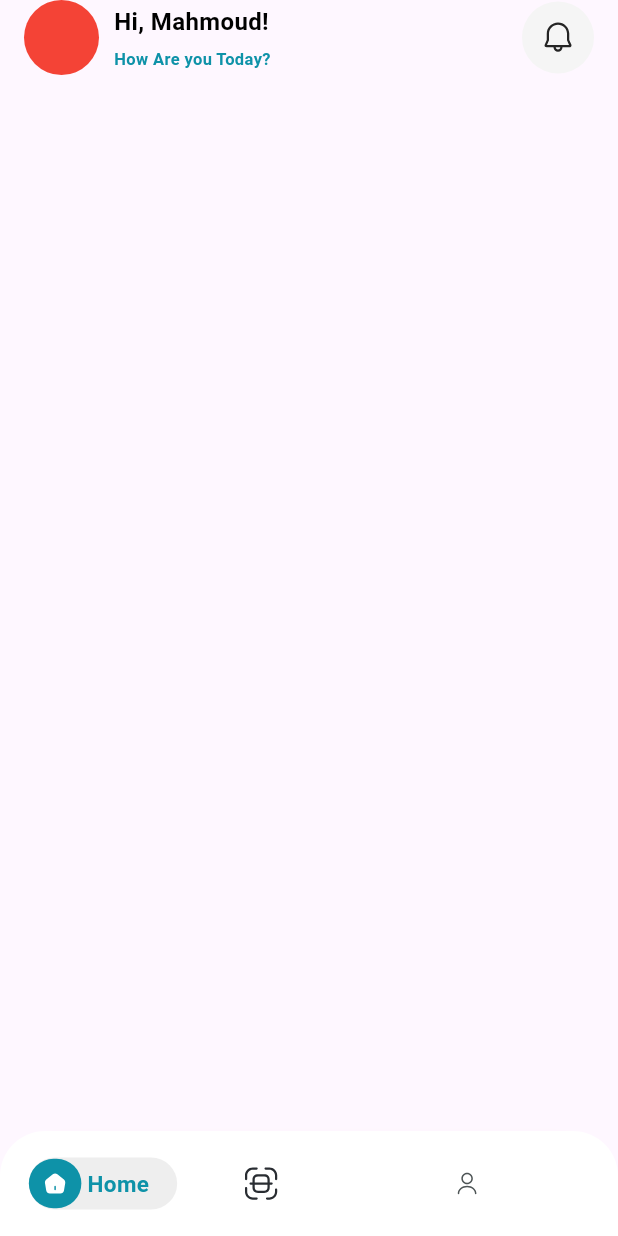
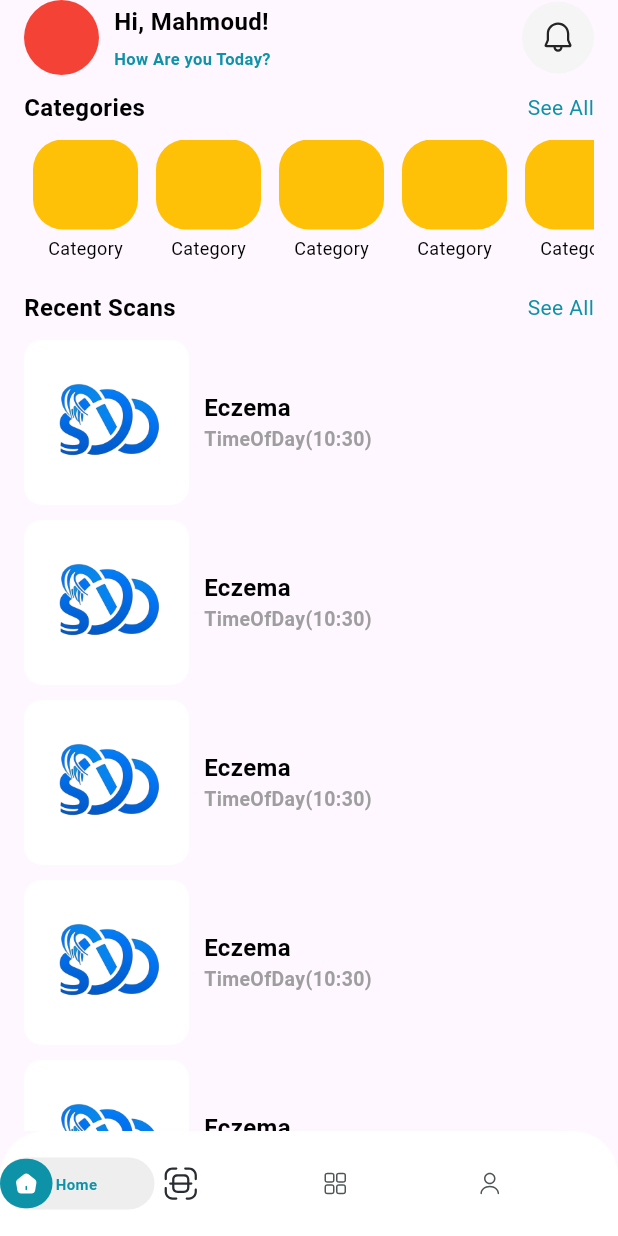
Before and after one commit to MahmoudA1aam/Skin_DD, a Flutter app: the HomeView screen opened by its route, on a phone screen of 412 x 824 dp. Run offline on Flutter 3.47's test engine with Material 3 defaults, Android fonts, the light colour scheme and no system bars; our stand-ins replace dots_indicator, flutter_svg, shared_preferences; accounts and stored records are empty.

Commit message:
add list view catergories and list view recent scans

```diff
--- a/lib/core/services/buttomnavigationbar_entity.dart
+++ b/lib/core/services/buttomnavigationbar_entity.dart
@@ -30,6 +30,14 @@ List<ButtomnavigationbarEntity> getbuttomnavigationbarList = [
     ),
   ),
   ButtomnavigationbarEntity(
+    unActiveImage: "assets/icons/outline/categories.svg",
+    name: "categories",
+    image: SvgPicture.asset(
+      "assets/icons/outline/categories.svg",
+      color: Colors.white,
+    ),
+  ),
+  ButtomnavigationbarEntity(
     unActiveImage: "assets/icons/outline/user.svg",
     name: "Profile",
     image: SvgPicture.asset("assets/icons/bold/user.svg"),
--- a/lib/core/theming/text_style_app.dart
+++ b/lib/core/theming/text_style_app.dart
@@ -51,4 +51,9 @@ class TextStylesApp {
     color: ColorsApp.primaryColor,
     fontWeight: FontWeightHelper.semiBold600,
   );
+  static TextStyle font12white400 = const TextStyle(
+    fontSize: 12,
+    color: Colors.black,
+    fontWeight: FontWeightHelper.regular400,
+  );
 }
--- a/lib/features/auth/presentation/login/widgets/login_view_body.dart
+++ b/lib/features/auth/presentation/login/widgets/login_view_body.dart
@@ -1,5 +1,5 @@
 import 'package:flutter/material.dart';
-import 'package:flutter_svg/svg.dart';
+
 import 'package:skin_dd/features/auth/presentation/login/widgets/social_login_button.dart';
 
 import '../../../../../../core/theming/text_style_app.dart';
--- a/lib/features/auth/presentation/sign_up/widgets/sign_up_view_body.dart
+++ b/lib/features/auth/presentation/sign_up/widgets/sign_up_view_body.dart
@@ -1,5 +1,4 @@
 import 'package:flutter/material.dart';
-import 'package:skin_dd/features/auth/presentation/sign_up/widgets/custom_radio_button.dart';
 
 import '../../../../../core/helper/routes/routes_name.dart';
 import '../../../../../core/theming/colors_app.dart';
--- /dev/null
+++ b/lib/features/categories/presentation/ui/categories_view.dart
@@ -0,0 +1,10 @@
+import 'package:flutter/material.dart';
+
+class CategoriesView extends StatelessWidget {
+  const CategoriesView({super.key});
+
+  @override
+  Widget build(BuildContext context) {
+    return Container();
+  }
+}
--- a/lib/features/home/presentation/ui/home_view.dart
+++ b/lib/features/home/presentation/ui/home_view.dart
@@ -1,4 +1,5 @@
 import 'package:flutter/material.dart';
+import 'package:skin_dd/features/categories/presentation/ui/categories_view.dart';
 import 'package:skin_dd/features/home/presentation/widgets/home_view_body.dart';
 import 'package:skin_dd/features/profile/presentation/ui/profile_view.dart';
 import 'package:skin_dd/features/scanner/presentation/scanner_view.dart';
@@ -13,7 +14,13 @@ class HomeView extends StatefulWidget {
 }
 
 class _HomeViewState extends State<HomeView> {
-  List<Widget> screen = [HomeViewBody(), ScannerView(), ProfileView()];
+  List<Widget> screen = [
+    HomeViewBody(),
+    ScannerView(),
+
+    CategoriesView(),
+    ProfileView(),
+  ];
 
   int selectedIndex = 0;
 
--- a/lib/features/home/presentation/widgets/home_app_bar_widget.dart
+++ b/lib/features/home/presentation/widgets/home_app_bar_widget.dart
@@ -1,8 +1,6 @@
 import 'package:flutter/material.dart';
 import 'package:flutter_svg/svg.dart';
 import 'package:skin_dd/core/theming/text_style_app.dart';
-
-import '../../../../core/theming/colors_app.dart';
 
 class HomeAppbarWiget extends StatelessWidget {
   const HomeAppbarWiget({super.key});
--- a/lib/features/home/presentation/widgets/home_view_body.dart
+++ b/lib/features/home/presentation/widgets/home_view_body.dart
@@ -1,5 +1,9 @@
 import 'package:flutter/material.dart';
 import 'package:skin_dd/features/home/presentation/widgets/home_app_bar_widget.dart';
+import 'package:skin_dd/features/home/presentation/widgets/list_view_categories.dart';
+import 'package:skin_dd/features/home/presentation/widgets/row_title_and_button.dart';
+
+import '../../../../core/theming/text_style_app.dart';
 
 class HomeViewBody extends StatelessWidget {
   const HomeViewBody({super.key});
@@ -8,7 +12,69 @@ class HomeViewBody extends StatelessWidget {
   Widget build(BuildContext context) {
     return Padding(
       padding: const EdgeInsets.symmetric(horizontal: 16),
-      child: Column(children: [HomeAppbarWiget()]),
+      child: Column(
+        children: [
+          HomeAppbarWiget(),
+          SizedBox(height: 10),
+          RowTittleAndButtomText(title: "Categories"),
+          SizedBox(height: 10),
+          ListViewOfCategories(),
+          SizedBox(height: 10),
+          RowTittleAndButtomText(title: "Recent Scans"),
+          SizedBox(height: 10),
+          ListviewRecomendationDoctor(),
+        ],
+      ),
     );
   }
 }
+
+class ListviewRecomendationDoctor extends StatelessWidget {
+  ListviewRecomendationDoctor({super.key});
+
+  @override
+  Widget build(BuildContext context) {
+    return Expanded(
+      child: ListView.builder(
+        padding: EdgeInsets.zero,
+        itemCount: 10,
+        itemBuilder: (context, index) {
+          return Padding(
+            padding: EdgeInsets.only(bottom: 10),
+            child: RecomendationDoctorItem(),
+          );
+        },
+      ),
+    );
+  }
+}
+
+class RecomendationDoctorItem extends StatelessWidget {
+  const RecomendationDoctorItem({super.key});
+
+  @override
+  Widget build(BuildContext context) {
+    return Row(
+      children: [
+        ClipRRect(
+          borderRadius: BorderRadius.circular(12.0),
+          child: Image.asset(
+            "assets/images/logo_splash.png",
+            height: 110,
+            width: 110,
+            fit: BoxFit.cover,
+          ),
+        ),
+        SizedBox(width: 10),
+        Column(
+          crossAxisAlignment: CrossAxisAlignment.start,
+          mainAxisAlignment: MainAxisAlignment.spaceEvenly,
+          children: [
+            Text("Eczema", style: TextStylesApp.font16Black600),
+            Text("${TimeOfDay.now()}", style: TextStylesApp.font13Grey600),
+          ],
+        ),
+      ],
+    );
+  }
+}
--- /dev/null
+++ b/lib/features/home/presentation/widgets/list_view_categories.dart
@@ -0,0 +1,48 @@
+import 'package:flutter/material.dart';
+
+import '../../../../core/theming/text_style_app.dart';
+
+class ListViewOfCategories extends StatelessWidget {
+  const ListViewOfCategories({super.key});
+
+  @override
+  Widget build(BuildContext context) {
+    var height = MediaQuery.sizeOf(context).height;
+    return SizedBox(
+      height: height * 0.11,
+      child: ListView.builder(
+        scrollDirection: Axis.horizontal,
+        itemCount: 5,
+        itemBuilder: (context, index) {
+          return CategoryItem();
+        },
+      ),
+    );
+  }
+}
+
+class CategoryItem extends StatelessWidget {
+  const CategoryItem({super.key});
+
+  @override
+  Widget build(BuildContext context) {
+    return Padding(
+      padding: const EdgeInsets.symmetric(horizontal: 6),
+      child: Column(
+        children: [
+          Container(
+            height: 60,
+            width: 70,
+
+            decoration: BoxDecoration(
+              color: Colors.amber,
+              borderRadius: BorderRadius.circular(20),
+            ),
+          ),
+          const SizedBox(height: 4),
+          Text("Category", style: TextStylesApp.font12white400),
+        ],
+      ),
+    );
+  }
+}
--- a/lib/features/home/presentation/widgets/naviagtion_bar_Item.dart
+++ b/lib/features/home/presentation/widgets/naviagtion_bar_Item.dart
@@ -19,14 +19,14 @@ class NaviagtionBarItem extends StatelessWidget {
     double displayheight = MediaQuery.of(context).size.height;
     return SizedBox(
       height: displayheight * 0.042,
-      width: displayWidth * 0.24,
+      width: displayWidth * 0.25,
       child: AnimatedContainer(
         duration: Duration(seconds: 1),
         alignment: Alignment.center,
         padding: EdgeInsets.only(right: 5),
         curve: Curves.fastLinearToSlowEaseIn,
         height: displayheight * 0.04,
-        width: displayWidth * 0.22,
+        width: displayWidth * 0.23,
 
         decoration: BoxDecoration(
           color: isSelected ? Color(0xffEEEEEE) : Colors.transparent,
@@ -55,7 +55,7 @@ class NaviagtionBarItem extends StatelessWidget {
                         ),
               ),
             ),
-            SizedBox(width: 4),
+            SizedBox(width: 2),
             AnimatedOpacity(
               opacity: isSelected ? 1 : 0,
               duration: Duration(seconds: 1),
@@ -64,8 +64,8 @@ class NaviagtionBarItem extends StatelessWidget {
                 isSelected ? buttomnavigationbarEntity.name : '',
                 style: TextStyle(
                   color: ColorsApp.primaryColor,
-                  fontWeight: FontWeight.w600,
-                  fontSize: 15,
+                  fontWeight: FontWeight.bold,
+                  fontSize: 10,
                 ),
               ),
             ),
--- /dev/null
+++ b/lib/features/home/presentation/widgets/row_title_and_button.dart
@@ -0,0 +1,25 @@
+import 'package:flutter/widgets.dart';
+import 'package:skin_dd/core/theming/text_style_app.dart';
+
+class RowTittleAndButtomText extends StatelessWidget {
+  const RowTittleAndButtomText({
+    super.key,
+    required this.title,
+    this.textbuttom,
+  });
+  final String title;
+  final String? textbuttom;
+  @override
+  Widget build(BuildContext context) {
+    return Row(
+      mainAxisAlignment: MainAxisAlignment.spaceBetween,
+      children: [
+        Text(title, style: TextStylesApp.font16Black600),
+        Text(
+          textbuttom ?? "See All",
+          style: TextStylesApp.font14PrimaryColor400,
+        ),
+      ],
+    );
+  }
+}
```
Also changed, not shown: assets/icons/outline/categories.svg (added).
